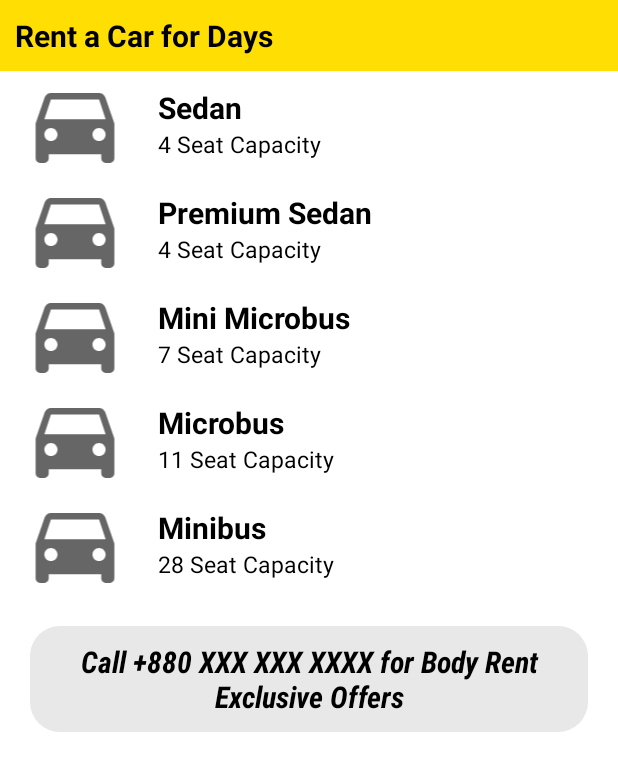
After one commit to ahxagent007/Palki-User, an Android app: the BodyRentActivity screen opened directly, with no data from a screen before it, on a phone screen of 412 x 824 dp. The commit adds this screen. Shown: the top 771 px of the screen. Run offline under Robolectric (Android 15) with nearby library versions, the phone set to English and light mode, and no system bars.

Commit message:
Body Rent activity done

```diff
--- a/app/src/main/AndroidManifest.xml
+++ b/app/src/main/AndroidManifest.xml
@@ -15,6 +15,9 @@
         android:roundIcon="@mipmap/ic_launcher_round"
         android:supportsRtl="true"
         android:theme="@style/Theme.PalkiDrive">
+        <activity
+            android:name=".Activities.BodyRentActivity"
+            android:exported="false" />
         <activity
             android:name=".Activities.ConfirmActivity"
             android:exported="false" />
--- /dev/null
+++ b/app/src/main/java/com/alphacuetech/xian/palki_drive/Activities/BodyRentActivity.java
@@ -0,0 +1,19 @@
+package com.alphacuetech.xian.palki_drive.Activities;
+
+import androidx.appcompat.app.AppCompatActivity;
+
+import android.os.Bundle;
+
+import com.alphacuetech.xian.palki_drive.R;
+
+public class BodyRentActivity extends AppCompatActivity {
+
+    @Override
+    protected void onCreate(Bundle savedInstanceState) {
+        super.onCreate(savedInstanceState);
+        setContentView(R.layout.activity_body_rent);
+
+
+
+    }
+}
--- a/app/src/main/java/com/alphacuetech/xian/palki_drive/ui/home/HomeFragment.java
+++ b/app/src/main/java/com/alphacuetech/xian/palki_drive/ui/home/HomeFragment.java
@@ -11,6 +11,7 @@ import androidx.annotation.NonNull;
 import androidx.fragment.app.Fragment;
 import androidx.lifecycle.ViewModelProvider;
 
+import com.alphacuetech.xian.palki_drive.Activities.BodyRentActivity;
 import com.alphacuetech.xian.palki_drive.Activities.TripActivity;
 import com.alphacuetech.xian.palki_drive.databinding.FragmentHomeBinding;
 
@@ -28,11 +29,19 @@ private FragmentHomeBinding binding;
 
 
         ImageView IV_trip = binding.IVTrip;
+        ImageView IV_bodyRent = binding.IVBodyRent;
 
         IV_trip.setOnClickListener(new View.OnClickListener() {
             @Override
             public void onClick(View view) {
                 startActivity(new Intent(container.getContext(), TripActivity.class));
+            }
+        });
+
+        IV_bodyRent.setOnClickListener(new View.OnClickListener() {
+            @Override
+            public void onClick(View view) {
+                startActivity(new Intent(container.getContext(), BodyRentActivity.class));
             }
         });
 
--- /dev/null
+++ b/app/src/main/res/layout/activity_body_rent.xml
@@ -0,0 +1,225 @@
+<?xml version="1.0" encoding="utf-8"?>
+<LinearLayout xmlns:android="http://schemas.android.com/apk/res/android"
+    xmlns:app="http://schemas.android.com/apk/res-auto"
+    xmlns:tools="http://schemas.android.com/tools"
+    android:layout_width="match_parent"
+    android:layout_height="match_parent"
+    tools:context=".Activities.BodyRentActivity"
+    android:orientation="vertical">
+
+    <TextView
+        android:layout_width="match_parent"
+        android:layout_height="wrap_content"
+        android:text="Rent a Car for Days"
+        android:textSize="20dp"
+        android:textStyle="bold"
+        android:textColor="@color/black"
+        android:padding="10dp"
+        android:background="@color/yellow"/>
+
+    <LinearLayout
+        android:layout_width="match_parent"
+        android:layout_height="wrap_content"
+        android:orientation="horizontal">
+
+        <ImageView
+            android:layout_width="100dp"
+            android:layout_height="70dp"
+            android:src="@drawable/ic_baseline_directions_car_24"/>
+
+        <LinearLayout
+            android:layout_width="match_parent"
+            android:layout_height="match_parent"
+            android:orientation="vertical"
+            android:padding="5dp"
+            android:gravity="center_vertical">
+
+            <TextView
+                android:layout_width="wrap_content"
+                android:layout_height="wrap_content"
+                android:text="Sedan"
+                android:textColor="@color/black"
+                android:textStyle="bold"
+                android:textSize="20dp"/>
+
+            <TextView
+                android:layout_width="wrap_content"
+                android:layout_height="wrap_content"
+                android:text="4 Seat Capacity"
+                android:textColor="@color/black"
+                android:textStyle="normal"
+                android:textSize="15dp"/>
+
+        </LinearLayout>
+
+    </LinearLayout>
+
+    <LinearLayout
+        android:layout_width="match_parent"
+        android:layout_height="wrap_content"
+        android:orientation="horizontal">
+
+        <ImageView
+            android:layout_width="100dp"
+            android:layout_height="70dp"
+            android:src="@drawable/ic_baseline_directions_car_24"/>
+
+        <LinearLayout
+            android:layout_width="match_parent"
+            android:layout_height="match_parent"
+            android:orientation="vertical"
+            android:padding="5dp"
+            android:gravity="center_vertical">
+
+            <TextView
+                android:layout_width="wrap_content"
+                android:layout_height="wrap_content"
+                android:text="Premium Sedan"
+                android:textColor="@color/black"
+                android:textStyle="bold"
+                android:textSize="20dp"/>
+
+            <TextView
+                android:layout_width="wrap_content"
+                android:layout_height="wrap_content"
+                android:text="4 Seat Capacity"
+                android:textColor="@color/black"
+                android:textStyle="normal"
+                android:textSize="15dp"/>
+
+        </LinearLayout>
+
+    </LinearLayout>
+
+    <LinearLayout
+        android:layout_width="match_parent"
+        android:layout_height="wrap_content"
+        android:orientation="horizontal">
+
+        <ImageView
+            android:layout_width="100dp"
+            android:layout_height="70dp"
+            android:src="@drawable/ic_baseline_directions_car_24"/>
+
+        <LinearLayout
+            android:layout_width="match_parent"
+            android:layout_height="match_parent"
+            android:orientation="vertical"
+            android:padding="5dp"
+            android:gravity="center_vertical">
+
+            <TextView
+                android:layout_width="wrap_content"
+                android:layout_height="wrap_content"
+                android:text="Mini Microbus"
+                android:textColor="@color/black"
+                android:textStyle="bold"
+                android:textSize="20dp"/>
+
+            <TextView
+                android:layout_width="wrap_content"
+                android:layout_height="wrap_content"
+                android:text="7 Seat Capacity"
+                android:textColor="@color/black"
+                android:textStyle="normal"
+                android:textSize="15dp"/>
+
+        </LinearLayout>
+
+    </LinearLayout>
+
+    <LinearLayout
+        android:layout_width="match_parent"
+        android:layout_height="wrap_content"
+        android:orientation="horizontal">
+
+        <ImageView
+            android:layout_width="100dp"
+            android:layout_height="70dp"
+            android:src="@drawable/ic_baseline_directions_car_24"/>
+
+        <LinearLayout
+            android:layout_width="match_parent"
+            android:layout_height="match_parent"
+            android:orientation="vertical"
+            android:padding="5dp"
+            android:gravity="center_vertical">
+
+            <TextView
+                android:layout_width="wrap_content"
+                android:layout_height="wrap_content"
+                android:text="Microbus"
+                android:textColor="@color/black"
+                android:textStyle="bold"
+                android:textSize="20dp"/>
+
+            <TextView
+                android:layout_width="wrap_content"
+                android:layout_height="wrap_content"
+                android:text="11 Seat Capacity"
+                android:textColor="@color/black"
+                android:textStyle="normal"
+                android:textSize="15dp"/>
+
+        </LinearLayout>
+
+    </LinearLayout>
+
+    <LinearLayout
+        android:layout_width="match_parent"
+        android:layout_height="wrap_content"
+        android:orientation="horizontal">
+
+        <ImageView
+            android:layout_width="100dp"
+            android:layout_height="70dp"
+            android:src="@drawable/ic_baseline_directions_car_24"/>
+
+        <LinearLayout
+            android:layout_width="match_parent"
+            android:layout_height="match_parent"
+            android:orientation="vertical"
+            android:padding="5dp"
+            android:gravity="center_vertical">
+
+            <TextView
+                android:layout_width="wrap_content"
+                android:layout_height="wrap_content"
+                android:text="Minibus"
+                android:textColor="@color/black"
+                android:textStyle="bold"
+                android:textSize="20dp"/>
+
+            <TextView
+                android:layout_width="wrap_content"
+                android:layout_height="wrap_content"
+                android:text="28 Seat Capacity"
+                android:textColor="@color/black"
+                android:textStyle="normal"
+                android:textSize="15dp"/>
+
+        </LinearLayout>
+
+    </LinearLayout>
+
+    <LinearLayout
+        android:layout_width="match_parent"
+        android:layout_height="wrap_content"
+        android:orientation="horizontal">
+
+        <TextView
+            android:layout_width="match_parent"
+            android:layout_height="wrap_content"
+            android:text="Call +880 XXX XXX XXXX for Body Rent Exclusive Offers"
+            android:textStyle="bold|italic"
+            android:textColor="@color/black"
+            android:textSize="20dp"
+            android:textAlignment="center"
+            android:fontFamily="sans-serif-condensed-medium"
+            android:background="@drawable/shape_round_grey"
+            android:layout_margin="20dp"/>
+
+    </LinearLayout>
+
+
+</LinearLayout>
```
